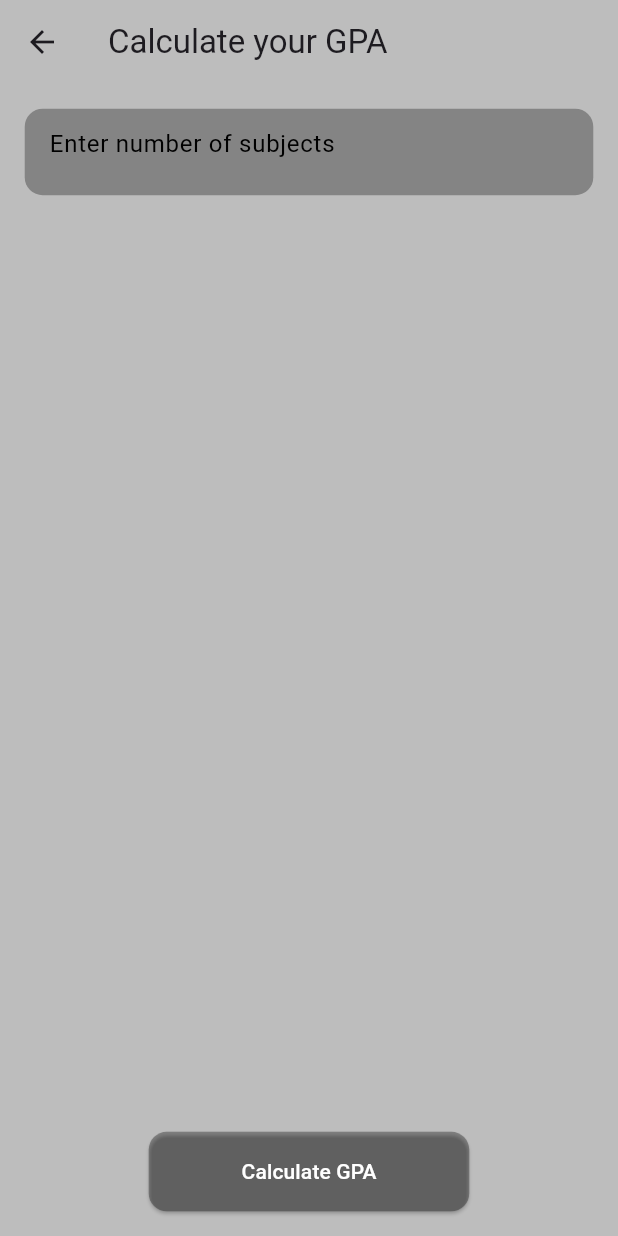
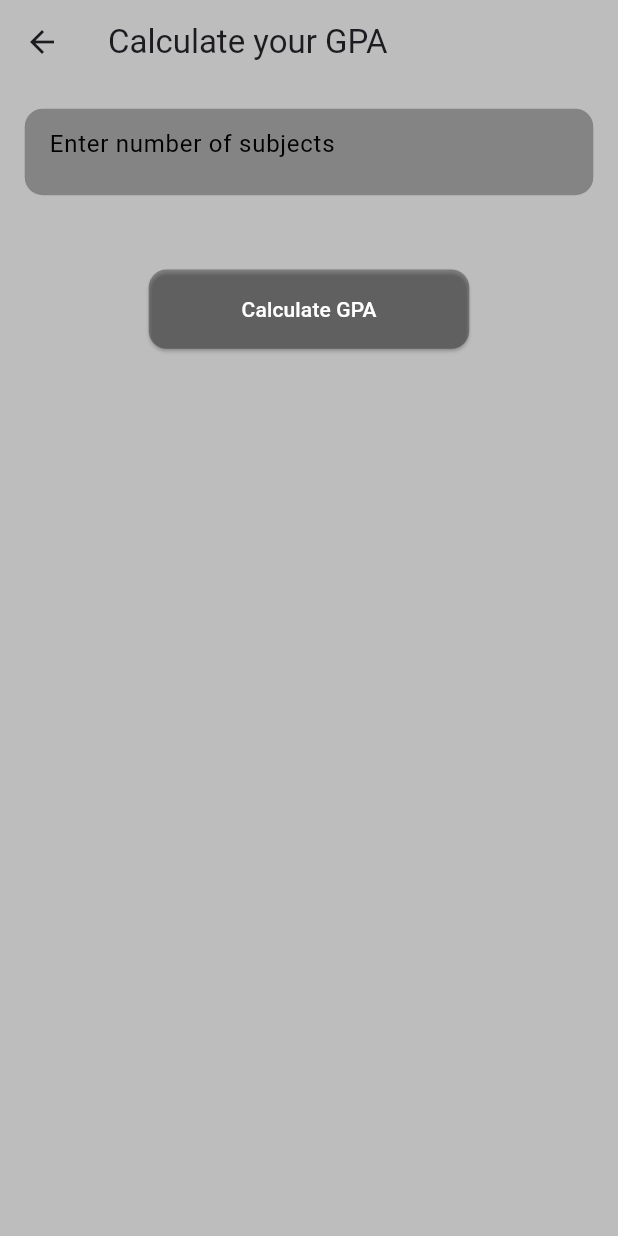
Before and after one commit to Farooqsarwar/gpa-cgpa-calculator, a Flutter app: the screen it shows after launch, after a tap on "Calculate GPA", on a phone screen of 412 x 824 dp. Run offline on Flutter 3.47's test engine with Material 3 defaults, Android fonts, the phone set to English and light mode, and no system bars.

Commit message:
Updated CGPA calculation UI and scrolling behavior

```diff
--- a/lib/cgpa.dart
+++ b/lib/cgpa.dart
@@ -2,7 +2,6 @@ import 'package:flutter/material.dart';
 
 class Cgpa extends StatefulWidget {
   const Cgpa({super.key});
-
   @override
   _CgpaState createState() => _CgpaState();
 }
@@ -16,6 +15,7 @@ class _CgpaState extends State<Cgpa> {
   double _cgpa = 0.0;
   final TextEditingController _previousGpaController = TextEditingController();
   final TextEditingController _previousCreditHoursController = TextEditingController();
+
   final Map<String, double> _gradeMap = {
     'A': 4.0,
     'B+': 3.5,
@@ -24,6 +24,7 @@ class _CgpaState extends State<Cgpa> {
     'C': 2.0,
     'F': 0.0,
   };
+
   void _createTextFields() {
     _subjectControllers.clear();
     _gradeControllers.clear();
@@ -53,11 +54,9 @@ class _CgpaState extends State<Cgpa> {
       _gpa = totalCreditHours > 0 ? totalPoints / totalCreditHours : 0.0;
     });
   }
-
   void _calculateCGPA() {
     double previousGpa = double.tryParse(_previousGpaController.text) ?? 0.0;
     int previousCreditHours = int.tryParse(_previousCreditHoursController.text) ?? 0;
-
     _calculateGPA();
     int currentCreditHours = 0;
     for (var controller in _creditHourControllers) {
@@ -76,14 +75,13 @@ class _CgpaState extends State<Cgpa> {
   Widget build(BuildContext context) {
     double screenHeight = MediaQuery.of(context).size.height;
     double screenWidth = MediaQuery.of(context).size.width;
-
     return Scaffold(
       appBar: AppBar(
         title: const Text('Calculate your CGPA'),
         backgroundColor: Colors.grey[400],
       ),
       backgroundColor: Colors.grey[400],
-      body: Padding(
+      body: SingleChildScrollView(
         padding: EdgeInsets.all(screenHeight * 0.02),
         child: Column(
           crossAxisAlignment: CrossAxisAlignment.start,
@@ -139,7 +137,7 @@ class _CgpaState extends State<Cgpa> {
                 keyboardType: TextInputType.number,
                 style: TextStyle(color: Colors.black),
                 decoration: InputDecoration(
-                  labelText: 'Enter number of subjects',
+                  labelText: 'Enter number of subjects ',
                   labelStyle: TextStyle(color: Colors.black),
                   border: InputBorder.none,
                   contentPadding: EdgeInsets.symmetric(horizontal: screenWidth * 0.04),
@@ -153,8 +151,9 @@ class _CgpaState extends State<Cgpa> {
               ),
             ),
             SizedBox(height: screenHeight * 0.03),
-            Expanded(
-              child: ListView.builder(
+            ListView.builder(
+              shrinkWrap: true,
+              physics: NeverScrollableScrollPhysics(),
               itemCount: _numberOfSubjects,
               itemBuilder: (context, index) {
                 return Padding(
@@ -224,7 +223,6 @@ class _CgpaState extends State<Cgpa> {
                 );
               },
             ),
-            ),
             SizedBox(height: screenHeight * 0.03),
             Center(
               child: ElevatedButton(
@@ -265,6 +263,7 @@ class _CgpaState extends State<Cgpa> {
       ),
     );
   }
+
   @override
   void dispose() {
     for (var controller in _subjectControllers) {
--- a/lib/gpa.dart
+++ b/lib/gpa.dart
@@ -61,7 +61,7 @@ class _SubjectInputScreenState extends State<SubjectInputScreen> {
         backgroundColor: Colors.grey[400],
       ),
       backgroundColor: Colors.grey[400],
-      body: Padding(
+      body: SingleChildScrollView(
         padding: EdgeInsets.all(screenHeight * 0.02),
         child: Column(
           crossAxisAlignment: CrossAxisAlignment.start,
@@ -91,8 +91,9 @@ class _SubjectInputScreenState extends State<SubjectInputScreen> {
               ),
             ),
             SizedBox(height: screenHeight * 0.03),
-            Expanded(
-              child: ListView.builder(
+            ListView.builder(
+              shrinkWrap: true,
+              physics: NeverScrollableScrollPhysics(),
               itemCount: _numberOfSubjects,
               itemBuilder: (context, index) {
                 return Padding(
@@ -162,7 +163,6 @@ class _SubjectInputScreenState extends State<SubjectInputScreen> {
                 );
               },
             ),
-            ),
             SizedBox(height: screenHeight * 0.03),
             Center(
               child: ElevatedButton(
--- a/lib/option.dart
+++ b/lib/option.dart
@@ -8,8 +8,6 @@ class Option extends StatelessWidget {
   @override
   Widget build(BuildContext context) {
     double screenHeight = MediaQuery.of(context).size.height;
-    double screenWidth = MediaQuery.of(context).size.width;
-
     return Scaffold(
       appBar: AppBar(
         backgroundColor: Colors.grey[400],
@@ -40,7 +38,13 @@ class Option extends StatelessWidget {
               child: Row(
                 mainAxisAlignment: MainAxisAlignment.spaceBetween,
                 children: [
-                  ElevatedButton(
+                  Container(
+                    decoration: BoxDecoration(
+                      color: Colors.white,
+                      borderRadius: BorderRadius.circular(90)
+                  ),
+                    width: 150,
+                    child: TextButton(
                       onPressed: () {
                         Navigator.push(
                           context,
@@ -52,9 +56,14 @@ class Option extends StatelessWidget {
                         style: TextStyle(color: Colors.black,fontSize: 17),
                       ),
                     ),
-
-                  const SizedBox(height: 20),
-                  ElevatedButton(
+                  ),
+                  Container(
+                    width: 150,
+                    decoration: BoxDecoration(
+                      color: Colors.white,
+                      borderRadius: BorderRadius.circular(90)
+                    ),
+                    child: TextButton(
                       onPressed: () {
                         Navigator.push(
                           context,
@@ -66,6 +75,7 @@ class Option extends StatelessWidget {
                         style: TextStyle(color: Colors.black,fontSize: 17),
                       ),
                     ),
+                  ),
                 ],
               ),
             ),
```
Also changed, not shown: pubspec.yaml (+13 -1 lines), assets/icon.png (added), pubspec.lock, 33 other files. Lines whose indentation alone changed are shown as unchanged.
